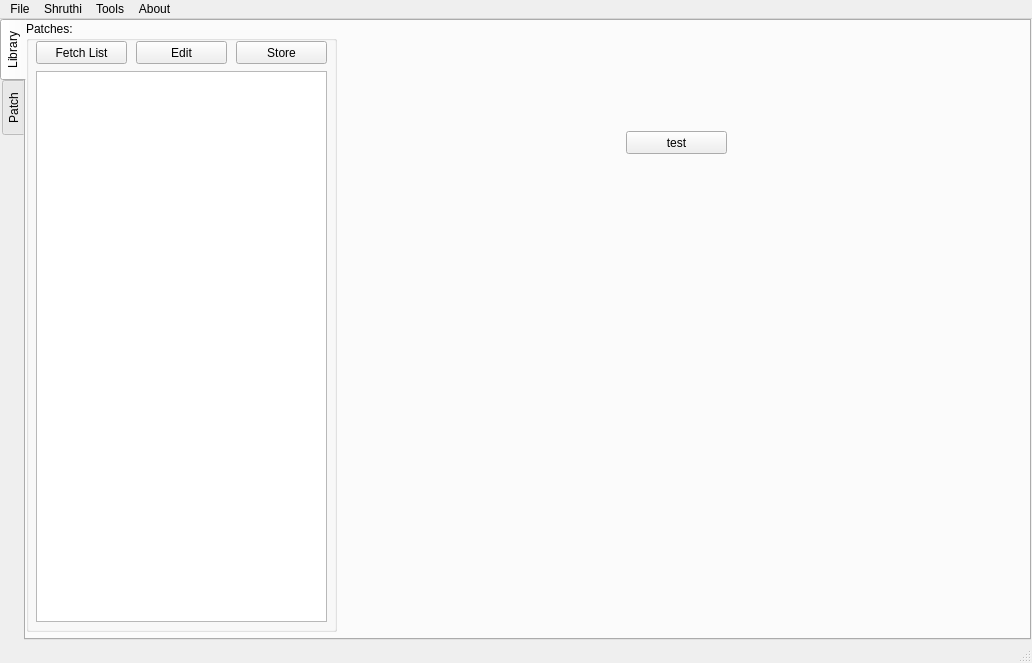
Above: shruthi-editor.ui from Manuel-K/shruthi-editor before the change. Below: the same form after it.
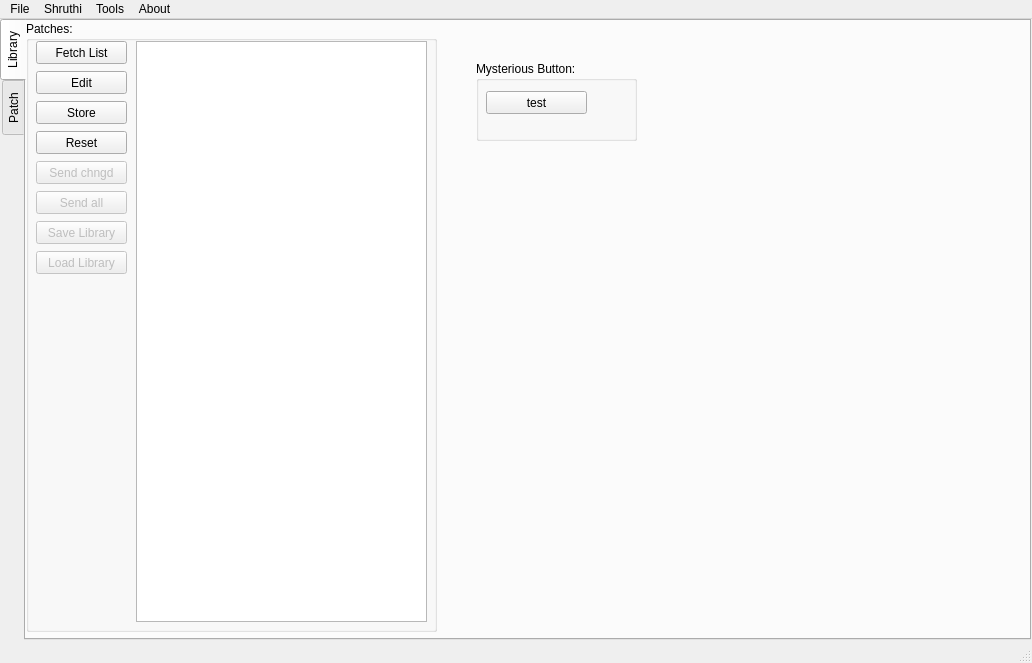
That is the form after the change. The open tabs and pages were chosen to show the change.

Commit message: library: added reset button, track changed patches

```diff
--- a/shruthi-editor.ui
+++ b/shruthi-editor.ui
@@ -34,25 +34,12 @@
      <attribute name="title">
       <string>Library</string>
      </attribute>
-     <widget class="QPushButton" name="libTest">
-      <property name="geometry">
-       <rect>
-        <x>600</x>
-        <y>110</y>
-        <width>101</width>
-        <height>23</height>
-       </rect>
-      </property>
-      <property name="text">
-       <string>test</string>
-      </property>
-     </widget>
      <widget class="QGroupBox" name="groupBox_14">
       <property name="geometry">
        <rect>
         <x>0</x>
         <y>0</y>
-        <width>311</width>
+        <width>411</width>
         <height>611</height>
        </rect>
       </property>
@@ -62,8 +49,8 @@
       <widget class="QPushButton" name="libStore">
        <property name="geometry">
         <rect>
-         <x>210</x>
-         <y>20</y>
+         <x>10</x>
+         <y>80</y>
          <width>91</width>
          <height>23</height>
         </rect>
@@ -88,24 +75,139 @@
       <widget class="QListWidget" name="libraryPatches">
        <property name="geometry">
         <rect>
-         <x>10</x>
-         <y>50</y>
-         <width>291</width>
-         <height>551</height>
-        </rect>
-       </property>
-      </widget>
-      <widget class="QPushButton" name="libEdit">
-       <property name="geometry">
-        <rect>
          <x>110</x>
          <y>20</y>
+         <width>291</width>
+         <height>581</height>
+        </rect>
+       </property>
+      </widget>
+      <widget class="QPushButton" name="libEditPatch">
+       <property name="geometry">
+        <rect>
+         <x>10</x>
+         <y>50</y>
          <width>91</width>
          <height>23</height>
         </rect>
        </property>
        <property name="text">
         <string>Edit</string>
+       </property>
+      </widget>
+      <widget class="QPushButton" name="libSendChangedPatches">
+       <property name="enabled">
+        <bool>false</bool>
+       </property>
+       <property name="geometry">
+        <rect>
+         <x>10</x>
+         <y>140</y>
+         <width>91</width>
+         <height>23</height>
+        </rect>
+       </property>
+       <property name="text">
+        <string>Send chngd</string>
+       </property>
+       <property name="flat">
+        <bool>false</bool>
+       </property>
+      </widget>
+      <widget class="QPushButton" name="libSendAllPatches">
+       <property name="enabled">
+        <bool>false</bool>
+       </property>
+       <property name="geometry">
+        <rect>
+         <x>10</x>
+         <y>170</y>
+         <width>91</width>
+         <height>23</height>
+        </rect>
+       </property>
+       <property name="text">
+        <string>Send all</string>
+       </property>
+       <property name="flat">
+        <bool>false</bool>
+       </property>
+      </widget>
+      <widget class="QPushButton" name="libResetPatch">
+       <property name="geometry">
+        <rect>
+         <x>10</x>
+         <y>110</y>
+         <width>91</width>
+         <height>23</height>
+        </rect>
+       </property>
+       <property name="text">
+        <string>Reset</string>
+       </property>
+      </widget>
+      <widget class="QPushButton" name="libSavePatches">
+       <property name="enabled">
+        <bool>false</bool>
+       </property>
+       <property name="geometry">
+        <rect>
+         <x>10</x>
+         <y>200</y>
+         <width>91</width>
+         <height>23</height>
+        </rect>
+       </property>
+       <property name="text">
+        <string>Save Library</string>
+       </property>
+       <property name="flat">
+        <bool>false</bool>
+       </property>
+      </widget>
+      <widget class="QPushButton" name="libLoadPatches">
+       <property name="enabled">
+        <bool>false</bool>
+       </property>
+       <property name="geometry">
+        <rect>
+         <x>10</x>
+         <y>230</y>
+         <width>91</width>
+         <height>23</height>
+        </rect>
+       </property>
+       <property name="text">
+        <string>Load Library</string>
+       </property>
+       <property name="flat">
+        <bool>false</bool>
+       </property>
+      </widget>
+     </widget>
+     <widget class="QGroupBox" name="groupBox_15">
+      <property name="geometry">
+       <rect>
+        <x>450</x>
+        <y>40</y>
+        <width>161</width>
+        <height>80</height>
+       </rect>
+      </property>
+      <property name="title">
+       <string>Mysterious Button:</string>
+      </property>
+      <widget class="QPushButton" name="libTest">
+       <property name="geometry">
+        <rect>
+         <x>10</x>
+         <y>30</y>
+         <width>101</width>
+         <height>23</height>
+        </rect>
+       </property>
+       <property name="text">
+        <string>test</string>
        </property>
       </widget>
      </widget>
```
Left out of the diff: 4 changed lines with no effect on the pictures. The commit also changes 8 other files.
